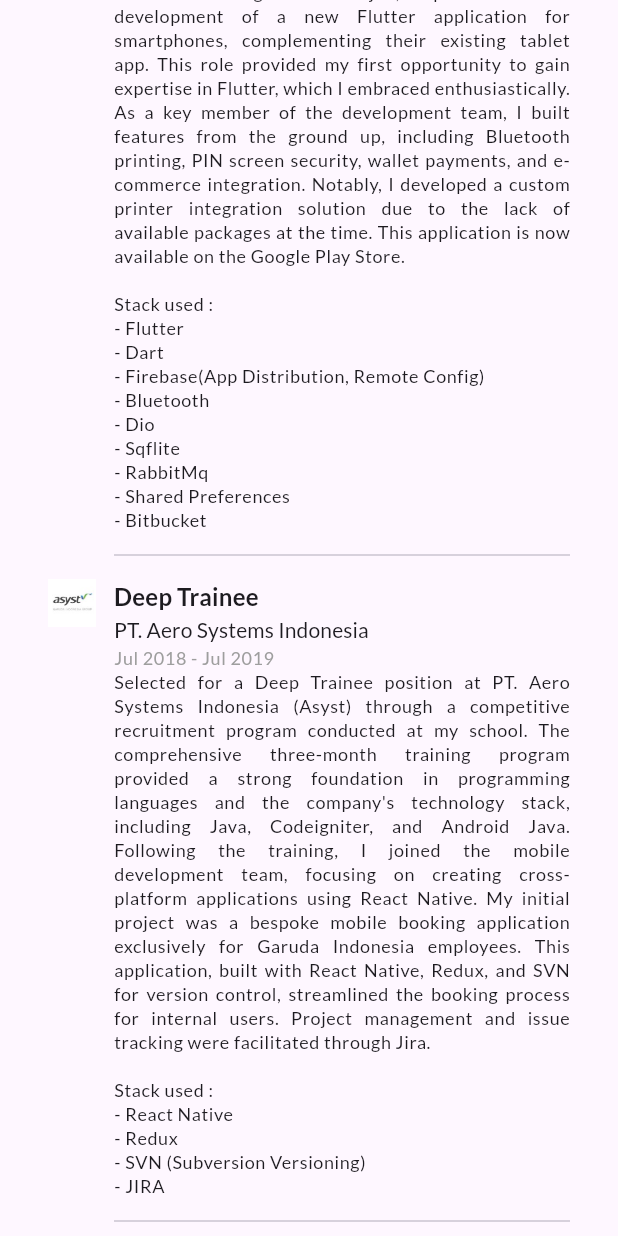
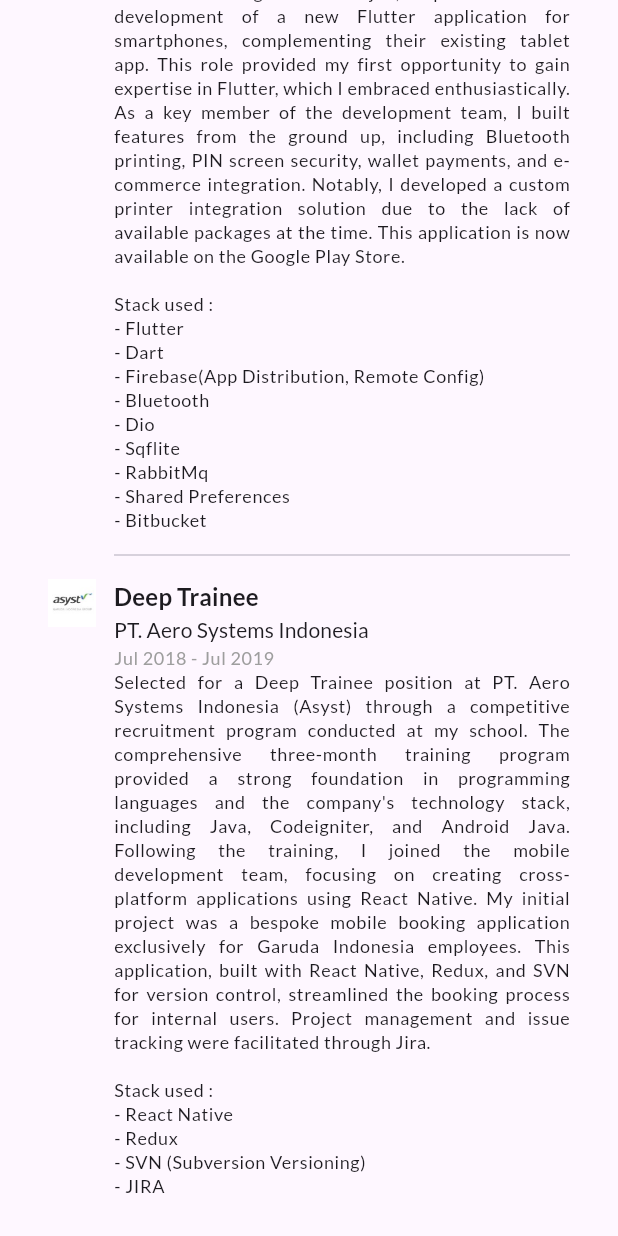
Before and after one commit to prasetya4di/my_cv, a Flutter app: the screen it shows after launch, scrolled down 2758 dp, on a phone screen of 412 x 824 dp. Run offline on Flutter 3.47's test engine with Material 3 defaults, Android fonts, the light colour scheme and no system bars; our stand-ins replace google_fonts, simple_icons; missing offline and left inert: easy_sticky_header.

Commit message:
Remove divider from profile work experience item if it's not exist

```diff
--- a/lib/page/widgets/profile_work_experience_item.dart
+++ b/lib/page/widgets/profile_work_experience_item.dart
@@ -53,8 +53,10 @@
                 textAlign: TextAlign.justify,
               ),
               const SizedBox(height: 8),
-              const Divider(),
-              const SizedBox(height: 8),
+              if (useVerticalDivider) ...[
+                const Divider(),
+                const SizedBox(height: 8),
+              ]
             ],
           ),
         )
```
